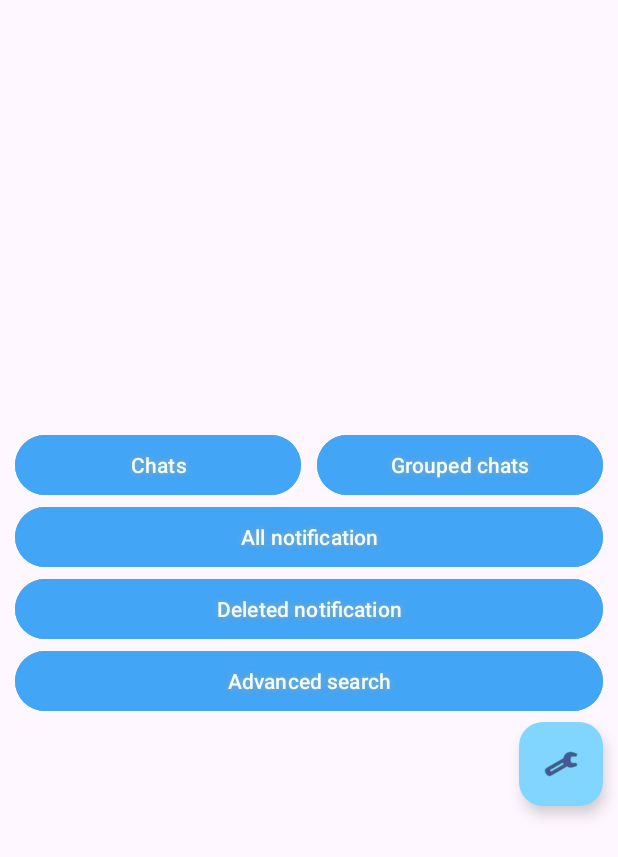
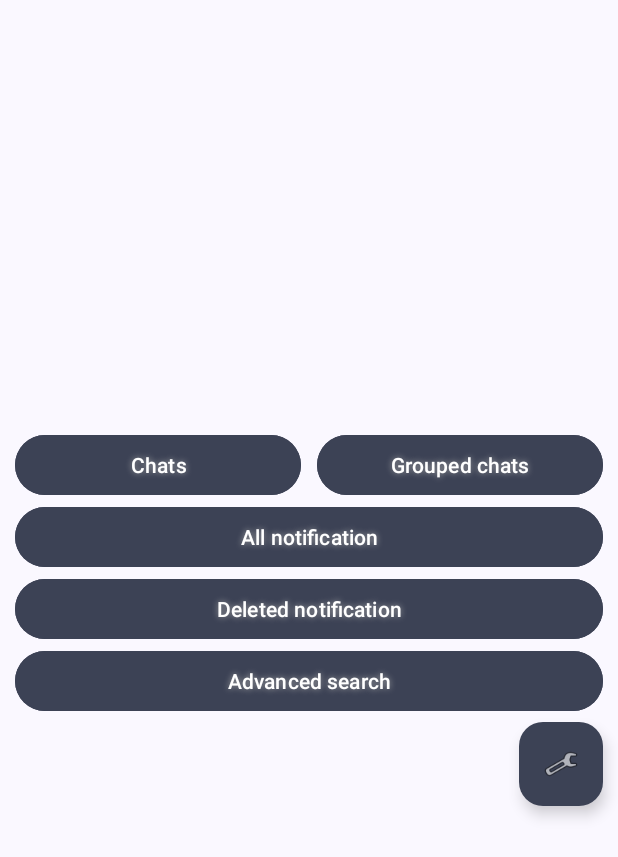
Before and after one commit to Alfio010/notification-listener-android, an Android app: the screen it shows after launch (MainActivity), on a phone screen of 412 x 824 dp. Shown: the top 857 px of the screen. Run offline under Robolectric (Android 15) with nearby library versions, the light colour scheme and no system bars; libraries missing offline, so code that uses them is left out: io.objectbox; 3 statements that could not run were skipped.

Commit message:
implemented dynamic color

```diff
--- a/app/src/main/java/com/android/whatsappbackup/MyApplication.kt
+++ b/app/src/main/java/com/android/whatsappbackup/MyApplication.kt
@@ -5,6 +5,7 @@ import android.content.SharedPreferences
 import com.android.whatsappbackup.models.Notifications
 import com.android.whatsappbackup.models.PackageName
 import com.android.whatsappbackup.utils.DatabaseFactory
+import com.google.android.material.color.DynamicColors
 import io.objectbox.Box
 import io.objectbox.BoxStore
 
@@ -22,6 +23,8 @@ class MyApplication : Application() {
 
     override fun onCreate() {
         super.onCreate()
+        DynamicColors.applyToActivitiesIfAvailable(this)
+
         database = DatabaseFactory.createDatabase(this)
         notifications = database.boxFor(Notifications::class.java)
         packagenames = database.boxFor(PackageName::class.java)
--- a/app/src/main/java/com/android/whatsappbackup/utils/SomeUtils.kt
+++ b/app/src/main/java/com/android/whatsappbackup/utils/SomeUtils.kt
@@ -64,8 +64,6 @@ object SomeUtils {
     fun uiDefaultSettings(activity: AppCompatActivity) {
         activity.supportActionBar?.hide()
         activity.window.setSoftInputMode(WindowManager.LayoutParams.SOFT_INPUT_ADJUST_PAN)
-        activity.window.statusBarColor = ContextCompat.getColor(activity, R.color.blue_dark)
-        activity.window.navigationBarColor = ContextCompat.getColor(activity, R.color.blue_white)
         activity.window.setSoftInputMode(WindowManager.LayoutParams.SOFT_INPUT_ADJUST_PAN)
     }
 
--- a/app/src/main/res/layout/activity_main.xml
+++ b/app/src/main/res/layout/activity_main.xml
@@ -27,7 +27,7 @@
                 android:layout_height="wrap_content"
                 android:layout_marginEnd="5dp"
                 android:layout_weight="1"
-                android:backgroundTint="@color/blue"
+                android:backgroundTint="?colorSecondary"
                 android:shadowColor="#A8A8A8"
 
                 android:shadowDx="0"
@@ -41,7 +41,7 @@
                 android:layout_height="wrap_content"
                 android:layout_marginStart="5dp"
                 android:layout_weight="1"
-                android:backgroundTint="@color/blue"
+                android:backgroundTint="?colorSecondary"
                 android:shadowColor="#A8A8A8"
 
                 android:shadowDx="0"
@@ -54,7 +54,7 @@
             android:id="@+id/bAll"
             android:layout_width="match_parent"
             android:layout_height="wrap_content"
-            android:backgroundTint="@color/blue"
+            android:backgroundTint="?colorSecondary"
             android:shadowColor="#A8A8A8"
 
             android:shadowDx="0"
@@ -66,7 +66,7 @@
             android:id="@+id/bDeletedNotifications"
             android:layout_width="match_parent"
             android:layout_height="wrap_content"
-            android:backgroundTint="@color/blue"
+            android:backgroundTint="?colorSecondary"
             android:shadowColor="#A8A8A8"
 
             android:shadowDx="0"
@@ -78,7 +78,7 @@
             android:id="@+id/bAdvancedSearchActivity"
             android:layout_width="match_parent"
             android:layout_height="wrap_content"
-            android:backgroundTint="@color/blue"
+            android:backgroundTint="?colorSecondary"
             android:shadowColor="#A8A8A8"
 
             android:shadowDx="0"
@@ -99,7 +99,7 @@
         android:contentDescription="@string/settings"
         android:focusable="true"
         android:tintMode="multiply"
-        app:backgroundTint="@color/blue_white"
+        android:backgroundTint="?colorSecondary"
         app:srcCompat="@android:drawable/ic_menu_manage" />
 
 </LinearLayout>
--- a/app/src/main/res/layout/activity_search.xml
+++ b/app/src/main/res/layout/activity_search.xml
@@ -68,7 +68,7 @@
         android:layout_width="match_parent"
         android:layout_height="wrap_content"
         android:layout_weight="0"
-        android:backgroundTint="@color/blue"
+        android:backgroundTint="?colorSecondary"
         android:text="@string/search" />
 
 </LinearLayout>
--- a/app/src/main/res/layout/activity_settings.xml
+++ b/app/src/main/res/layout/activity_settings.xml
@@ -42,8 +42,8 @@
                         android:id="@+id/bBlacklistSettings"
                         android:layout_width="match_parent"
                         android:layout_height="match_parent"
+                        android:backgroundTint="?colorSecondary"
                         android:layout_weight="1"
-                        android:backgroundTint="@color/blue"
                         android:text="@string/blacklist" />
 
                     <com.google.android.material.materialswitch.MaterialSwitch
@@ -59,7 +59,7 @@
                     android:id="@+id/bResetBlackList"
                     android:layout_width="match_parent"
                     android:layout_height="wrap_content"
-                    android:backgroundTint="@color/blue"
+                    android:backgroundTint="?colorSecondary"
                     android:text="@string/reset_blacklist" />
 
             </LinearLayout>
--- a/app/src/main/res/values-night/themes.xml
+++ b/app/src/main/res/values-night/themes.xml
@@ -1,6 +1,6 @@
 <resources>
     <!-- Base application theme. -->
-    <style name="Theme.Simplenotlistener" parent="Theme.Material3.DayNight.NoActionBar">
+    <style name="Theme.Simplenotlistener" parent="Theme.Material3.DynamicColors.DayNight">
         <!-- Primary brand color. -->
         <item name="colorPrimary">@color/cyan_light</item>
         <item name="colorPrimaryVariant">@color/cyan_dark</item>
--- a/app/src/main/res/values/themes.xml
+++ b/app/src/main/res/values/themes.xml
@@ -1,6 +1,6 @@
 <resources>
     <!-- Base application theme. -->
-    <style name="Theme.Simplenotlistener" parent="Theme.Material3.DayNight.NoActionBar">
+    <style name="Theme.Simplenotlistener" parent="Theme.Material3.DynamicColors.DayNight">
         <!-- Primary brand color. -->
         <item name="colorPrimary">@color/cyan_light</item>
         <item name="colorPrimaryVariant">@color/cyan_dark</item>
```
